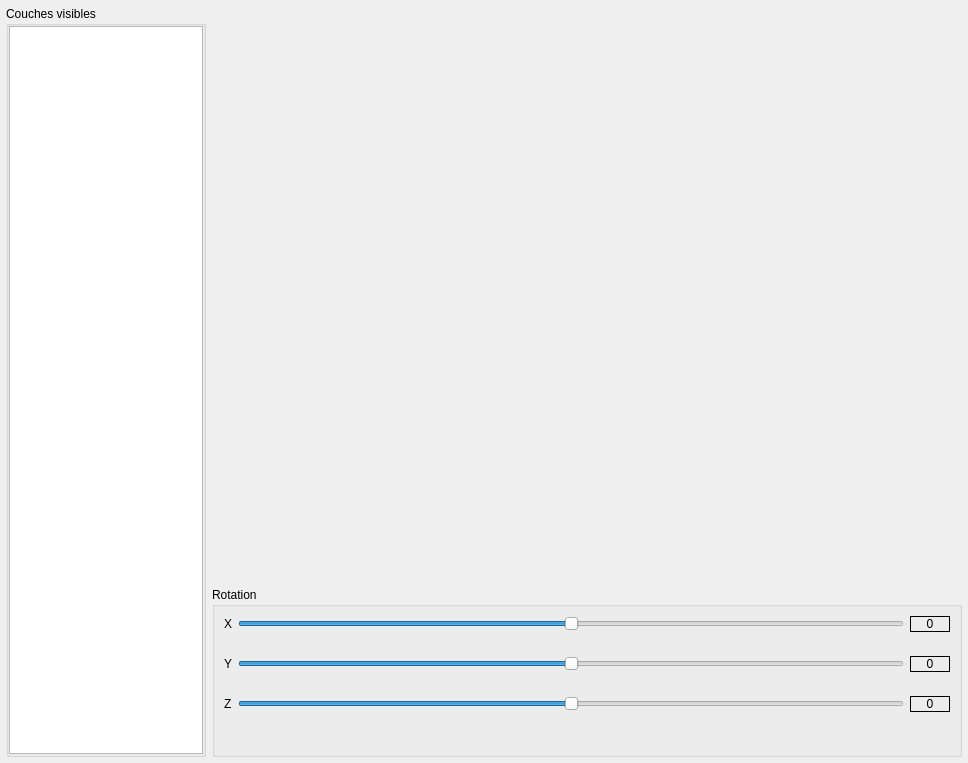
The window that smoothTxt/C3dPreview.ui (clebail/m3d) describes before a commit, drawn with Qt 5.
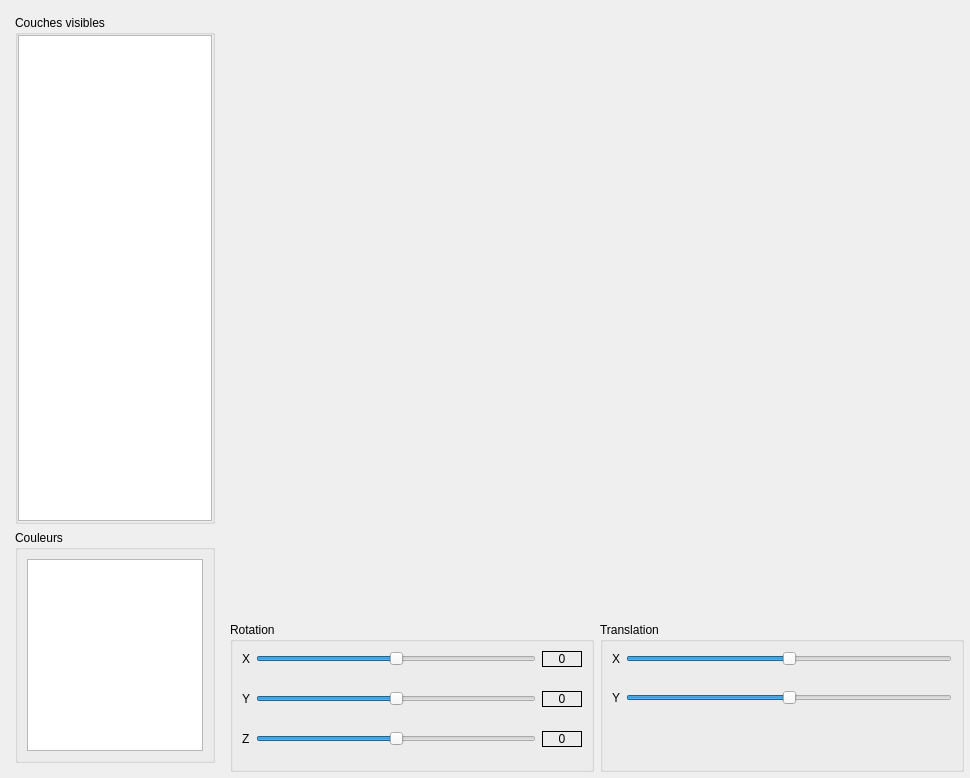
The same window after the commit. Custom widgets are drawn as their Qt base class.

Commit message: DiffX + translate + couleurs

The edit to the form file:
```diff
--- a/smoothTxt/C3dPreview.ui
+++ b/smoothTxt/C3dPreview.ui
@@ -6,8 +6,8 @@
    <rect>
     <x>0</x>
     <y>0</y>
-    <width>968</width>
-    <height>763</height>
+    <width>970</width>
+    <height>778</height>
    </rect>
   </property>
   <property name="windowTitle">
@@ -27,6 +27,9 @@
     <number>6</number>
    </property>
    <item>
+    <widget class="QWidget" name="widget" native="true">
+     <layout class="QVBoxLayout" name="verticalLayout_4">
+      <item>
     <widget class="QGroupBox" name="gbLayer">
      <property name="sizePolicy">
       <sizepolicy hsizetype="Fixed" vsizetype="Preferred">
@@ -76,6 +79,49 @@
     </widget>
    </item>
    <item>
+       <widget class="QGroupBox" name="gbColors">
+        <property name="sizePolicy">
+         <sizepolicy hsizetype="Fixed" vsizetype="Preferred">
+          <horstretch>0</horstretch>
+          <verstretch>0</verstretch>
+         </sizepolicy>
+        </property>
+        <property name="minimumSize">
+         <size>
+          <width>200</width>
+          <height>0</height>
+         </size>
+        </property>
+        <property name="maximumSize">
+         <size>
+          <width>200</width>
+          <height>16777215</height>
+         </size>
+        </property>
+        <property name="title">
+         <string>Couleurs</string>
+        </property>
+        <layout class="QVBoxLayout" name="verticalLayout_5">
+         <item>
+          <widget class="QListWidget" name="lvColors">
+           <property name="sizePolicy">
+            <sizepolicy hsizetype="Expanding" vsizetype="Minimum">
+             <horstretch>0</horstretch>
+             <verstretch>0</verstretch>
+            </sizepolicy>
+           </property>
+           <property name="contextMenuPolicy">
+            <enum>Qt::CustomContextMenu</enum>
+           </property>
+          </widget>
+         </item>
+        </layout>
+       </widget>
+      </item>
+     </layout>
+    </widget>
+   </item>
+   <item>
     <widget class="QWidget" name="widget_2" native="true">
      <layout class="QVBoxLayout" name="verticalLayout_2">
       <property name="leftMargin">
@@ -91,8 +137,36 @@
        <number>0</number>
       </property>
       <item>
-       <widget class="C3dView" name="w3d" native="true"/>
+       <widget class="C3dView" name="w3d" native="true">
+        <property name="sizePolicy">
+         <sizepolicy hsizetype="Preferred" vsizetype="Expanding">
+          <horstretch>0</horstretch>
+          <verstretch>0</verstretch>
+         </sizepolicy>
+        </property>
+       </widget>
       </item>
+      <item>
+       <widget class="QWidget" name="widget_6" native="true">
+        <property name="sizePolicy">
+         <sizepolicy hsizetype="Preferred" vsizetype="Minimum">
+          <horstretch>0</horstretch>
+          <verstretch>0</verstretch>
+         </sizepolicy>
+        </property>
+        <layout class="QHBoxLayout" name="horizontalLayout_5">
+         <property name="leftMargin">
+          <number>0</number>
+         </property>
+         <property name="topMargin">
+          <number>0</number>
+         </property>
+         <property name="rightMargin">
+          <number>0</number>
+         </property>
+         <property name="bottomMargin">
+          <number>0</number>
+         </property>
       <item>
        <widget class="QGroupBox" name="gbRotate">
         <property name="sizePolicy">
@@ -104,13 +178,13 @@
         <property name="minimumSize">
          <size>
           <width>0</width>
-          <height>170</height>
+             <height>150</height>
          </size>
         </property>
         <property name="maximumSize">
          <size>
           <width>16777215</width>
-          <height>170</height>
+             <height>150</height>
          </size>
         </property>
         <property name="title">
@@ -318,6 +392,113 @@
             </size>
            </property>
           </spacer>
+            </item>
+           </layout>
+          </widget>
+         </item>
+         <item>
+          <widget class="QGroupBox" name="gbTranslate">
+           <property name="sizePolicy">
+            <sizepolicy hsizetype="Preferred" vsizetype="Fixed">
+             <horstretch>0</horstretch>
+             <verstretch>0</verstretch>
+            </sizepolicy>
+           </property>
+           <property name="minimumSize">
+            <size>
+             <width>0</width>
+             <height>150</height>
+            </size>
+           </property>
+           <property name="maximumSize">
+            <size>
+             <width>16777215</width>
+             <height>150</height>
+            </size>
+           </property>
+           <property name="title">
+            <string>Translation</string>
+           </property>
+           <layout class="QVBoxLayout" name="verticalLayout_6">
+            <property name="leftMargin">
+             <number>0</number>
+            </property>
+            <property name="topMargin">
+             <number>0</number>
+            </property>
+            <property name="rightMargin">
+             <number>0</number>
+            </property>
+            <property name="bottomMargin">
+             <number>0</number>
+            </property>
+            <item>
+             <widget class="QWidget" name="widget_7" native="true">
+              <layout class="QHBoxLayout" name="horizontalLayout_6">
+               <item>
+                <widget class="QLabel" name="lbTX">
+                 <property name="text">
+                  <string>X</string>
+                 </property>
+                </widget>
+               </item>
+               <item>
+                <widget class="QSlider" name="hsLX">
+                 <property name="minimum">
+                  <number>-100</number>
+                 </property>
+                 <property name="maximum">
+                  <number>100</number>
+                 </property>
+                 <property name="orientation">
+                  <enum>Qt::Horizontal</enum>
+                 </property>
+                </widget>
+               </item>
+              </layout>
+             </widget>
+            </item>
+            <item>
+             <widget class="QWidget" name="widget_8" native="true">
+              <layout class="QHBoxLayout" name="horizontalLayout_7">
+               <item>
+                <widget class="QLabel" name="lbLY">
+                 <property name="text">
+                  <string>Y</string>
+                 </property>
+                </widget>
+               </item>
+               <item>
+                <widget class="QSlider" name="hsLY">
+                 <property name="minimum">
+                  <number>-100</number>
+                 </property>
+                 <property name="maximum">
+                  <number>100</number>
+                 </property>
+                 <property name="orientation">
+                  <enum>Qt::Horizontal</enum>
+                 </property>
+                </widget>
+               </item>
+              </layout>
+             </widget>
+            </item>
+            <item>
+             <spacer name="verticalSpacer_2">
+              <property name="orientation">
+               <enum>Qt::Vertical</enum>
+              </property>
+              <property name="sizeHint" stdset="0">
+               <size>
+                <width>20</width>
+                <height>40</height>
+               </size>
+              </property>
+             </spacer>
+            </item>
+           </layout>
+          </widget>
          </item>
         </layout>
        </widget>
```
Lines whose indentation alone changed are shown as unchanged. The commit also changes 10 other files.
